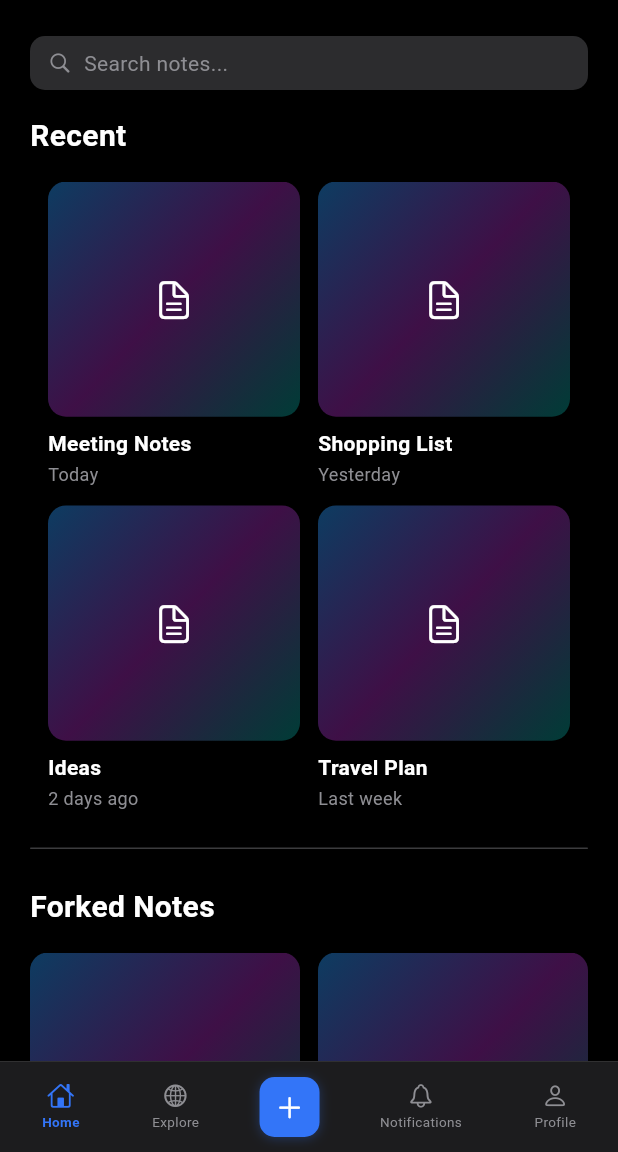
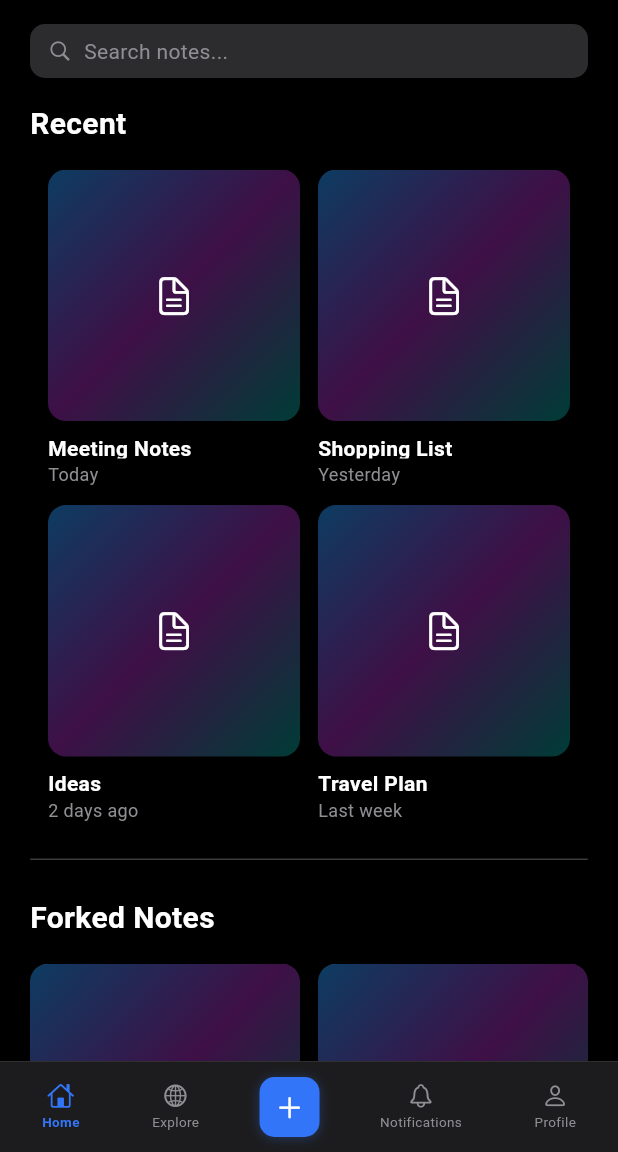
Before and after one commit to WaldronElijah/PicoNotes, a Flutter app: the screen it shows after launch, on a phone screen of 412 x 824 dp, the part 84-1236 px from its top. Run offline on Flutter 3.47's test engine with Material 3 defaults, Android fonts, the phone set to English and light mode, and no system bars; our stand-ins replace flutter_riverpod, font_awesome_flutter; Roboto replaces fonts that are missing (SF Pro Text).

Commit message:
feat: Add responsive design utilities and enhance home screen UI
- Add responsive utilities for consistent spacing and sizing
- Enhance home screen with improved carousels and navigation
- Update note editor modal components
- Secure planning docs in .gitignore

Working version on iPhone 15 Pro Max before auth implementation

```diff
--- /dev/null
+++ b/lib/core/utils/responsive_extensions.dart
@@ -0,0 +1,37 @@
+import 'package:flutter/material.dart';
+import 'responsive_utils.dart';
+
+extension ResponsiveContext on BuildContext {
+  double get screenWidth => ResponsiveUtils.screenWidth(this);
+  double get screenHeight => ResponsiveUtils.screenHeight(this);
+
+  bool get isSmallScreen => ResponsiveUtils.isSmallScreen(this);
+  bool get isMediumScreen => ResponsiveUtils.isMediumScreen(this);
+  bool get isLargeScreen => ResponsiveUtils.isLargeScreen(this);
+
+  double get horizontalPadding => ResponsiveUtils.horizontalPadding(this);
+  double get cardWidth => ResponsiveUtils.cardWidth(this);
+  double get cardHeight => ResponsiveUtils.cardHeight(this);
+  double get carouselHeight => ResponsiveUtils.carouselHeight(this);
+  double get singleRowHeight => ResponsiveUtils.singleRowHeight(this);
+  double get horizontalItemWidth => ResponsiveUtils.horizontalItemWidth(this);
+
+  double get headingFontSize => ResponsiveUtils.headingFontSize(this);
+  double get titleFontSize => ResponsiveUtils.titleFontSize(this);
+  double get cardTitleFontSize => ResponsiveUtils.cardTitleFontSize(this);
+  double get cardDateFontSize => ResponsiveUtils.cardDateFontSize(this);
+
+  double get verticalSpacing => ResponsiveUtils.verticalSpacing(this);
+  double get sectionSpacing => ResponsiveUtils.sectionSpacing(this);
+}
+
+extension ResponsiveWidget on Widget {
+  Widget responsivePadding(BuildContext context) {
+    return Padding(
+      padding: EdgeInsets.symmetric(
+        horizontal: ResponsiveUtils.horizontalPadding(context),
+      ),
+      child: this,
+    );
+  }
+}
--- /dev/null
+++ b/lib/core/utils/responsive_utils.dart
@@ -0,0 +1,108 @@
+import 'package:flutter/material.dart';
+
+class ResponsiveUtils {
+  static double screenWidth(BuildContext context) {
+    return MediaQuery.of(context).size.width;
+  }
+
+  static double screenHeight(BuildContext context) {
+    return MediaQuery.of(context).size.height;
+  }
+
+  static bool isSmallScreen(BuildContext context) {
+    return screenWidth(context) < 375;
+  }
+
+  static bool isMediumScreen(BuildContext context) {
+    return screenWidth(context) >= 375 && screenWidth(context) < 414;
+  }
+
+  static bool isLargeScreen(BuildContext context) {
+    return screenWidth(context) >= 414;
+  }
+
+  // Dynamic padding based on screen size
+  static double horizontalPadding(BuildContext context) {
+    final width = screenWidth(context);
+    if (width < 375) return 16; // iPhone SE, iPhone 12/13/14 mini
+    if (width < 414) return 20; // iPhone 12/13/14/15
+    return 24; // iPhone 12/13/14/15 Plus, Pro Max
+  }
+
+  // Dynamic card width for 2x2 grid
+  static double cardWidth(BuildContext context) {
+    final width = screenWidth(context);
+    final padding = horizontalPadding(context);
+    final availableWidth = width - (padding * 2) - 24; // 24 for spacing between cards
+    return (availableWidth - 12) / 2; // 12 for gap between cards
+  }
+
+  // Dynamic card height maintaining aspect ratio
+  static double cardHeight(BuildContext context) {
+    final cardWidth = ResponsiveUtils.cardWidth(context);
+    return cardWidth * 1.26; // Slightly increased aspect ratio to accommodate fixed text height
+  }
+
+  // Dynamic carousel height for 2x2 grid
+  static double carouselHeight(BuildContext context) {
+    final cardHeight = ResponsiveUtils.cardHeight(context);
+    return (cardHeight * 2) + 12; // Two cards + gap between them
+  }
+
+  // Dynamic single row height for 1x1 carousels
+  static double singleRowHeight(BuildContext context) {
+    return cardHeight(context);
+  }
+
+  // Dynamic width for horizontal scrolling items
+  static double horizontalItemWidth(BuildContext context) {
+    final width = screenWidth(context);
+    if (width < 375) return 160; // Smaller screens
+    if (width < 414) return 180; // Medium screens
+    return 200; // Larger screens
+  }
+
+  // Dynamic font sizes
+  static double headingFontSize(BuildContext context) {
+    final width = screenWidth(context);
+    if (width < 375) return 18;
+    if (width < 414) return 20;
+    return 22;
+  }
+
+  static double titleFontSize(BuildContext context) {
+    final width = screenWidth(context);
+    if (width < 375) return 26;
+    if (width < 414) return 28;
+    return 30;
+  }
+
+  static double cardTitleFontSize(BuildContext context) {
+    final width = screenWidth(context);
+    if (width < 375) return 12;
+    if (width < 414) return 14;
+    return 16;
+  }
+
+  static double cardDateFontSize(BuildContext context) {
+    final width = screenWidth(context);
+    if (width < 375) return 10;
+    if (width < 414) return 12;
+    return 12;
+  }
+
+  // Dynamic spacing
+  static double verticalSpacing(BuildContext context) {
+    final width = screenWidth(context);
+    if (width < 375) return 12;
+    if (width < 414) return 16;
+    return 20;
+  }
+
+  static double sectionSpacing(BuildContext context) {
+    final width = screenWidth(context);
+    if (width < 375) return 20;
+    if (width < 414) return 24;
+    return 28;
+  }
+}
--- a/lib/features/home/presentation/view/home_screen.dart
+++ b/lib/features/home/presentation/view/home_screen.dart
@@ -2,6 +2,7 @@ import 'package:flutter/material.dart';
 import 'package:flutter/cupertino.dart';
 import 'package:flutter_riverpod/flutter_riverpod.dart';
 import '../../../note_editor/presentation/view/note_editor_screen.dart';
+import '../../../../core/utils/responsive_utils.dart';
 
 class HomeScreen extends ConsumerStatefulWidget {
   const HomeScreen({super.key});
@@ -79,7 +80,10 @@ class _HomeScreenState extends ConsumerState<HomeScreen> {
 
   Widget _buildHeader() {
     return Container(
-      padding: const EdgeInsets.symmetric(horizontal: 20, vertical: 16),
+      padding: EdgeInsets.symmetric(
+        horizontal: ResponsiveUtils.horizontalPadding(context),
+        vertical: 16
+      ),
       child: Column(
         children: [
           // Brand icon and title
@@ -103,11 +107,11 @@ class _HomeScreenState extends ConsumerState<HomeScreen> {
                 ),
               ),
               const SizedBox(width: 12),
-              const Text(
+              Text(
                 'PicoNotes',
                 style: TextStyle(
                   color: Colors.white,
-                  fontSize: 28,
+                  fontSize: ResponsiveUtils.titleFontSize(context),
                   fontWeight: FontWeight.w900,
                   fontFamily: 'SF Pro Text',
                 ),
@@ -133,7 +137,7 @@ class _HomeScreenState extends ConsumerState<HomeScreen> {
             ],
           ),
 
-          const SizedBox(height: 24),
+          SizedBox(height: ResponsiveUtils.verticalSpacing(context)),
 
           // Search bar
           Container(
@@ -169,24 +173,26 @@ class _HomeScreenState extends ConsumerState<HomeScreen> {
 
   Widget _buildRecentNotesSection() {
     return Container(
-      padding: const EdgeInsets.symmetric(horizontal: 20),
+      padding: EdgeInsets.symmetric(
+        horizontal: ResponsiveUtils.horizontalPadding(context)
+      ),
       child: Column(
         crossAxisAlignment: CrossAxisAlignment.start,
         children: [
-          const Text(
+          Text(
             'Recent',
             style: TextStyle(
               color: Colors.white,
-              fontSize: 20,
+              fontSize: ResponsiveUtils.headingFontSize(context),
               fontWeight: FontWeight.w600,
               fontFamily: 'SF Pro Text',
             ),
           ),
-          const SizedBox(height: 16),
+          SizedBox(height: ResponsiveUtils.verticalSpacing(context)),
 
           // Recent notes 2x2 carousel
           SizedBox(
-            height: 420,
+            height: ResponsiveUtils.carouselHeight(context),
             child: PageView.builder(
               itemCount: 2, // 2 pages
               itemBuilder: (context, pageIndex) {
@@ -205,9 +211,9 @@ class _HomeScreenState extends ConsumerState<HomeScreen> {
       child: Column(
         crossAxisAlignment: CrossAxisAlignment.start,
         children: [
-          // Note preview image - fills the entire card
+          // Note preview image - takes most of the space
           Expanded(
-            flex: 4,
+            flex: 5,
             child: Container(
               width: double.infinity,
               decoration: BoxDecoration(
@@ -234,38 +240,42 @@ class _HomeScreenState extends ConsumerState<HomeScreen> {
 
           const SizedBox(height: 8),
 
-          // Title and date section - outside the image card
-          Expanded(
-            flex: 1,
+          // Title and date section - fixed height to prevent overflow
+          Container(
+            height: 36, // Fixed height for text section
             child: Column(
               crossAxisAlignment: CrossAxisAlignment.start,
               mainAxisSize: MainAxisSize.min,
               children: [
                 // Note title
-                Text(
+                Flexible(
+                  child: Text(
                     title,
-                  style: const TextStyle(
+                    style: TextStyle(
                       color: Colors.white,
-                    fontSize: 14,
+                      fontSize: ResponsiveUtils.cardTitleFontSize(context),
                       fontWeight: FontWeight.w600,
                       fontFamily: 'SF Pro Text',
                     ),
                     maxLines: 1,
                     overflow: TextOverflow.ellipsis,
                   ),
+                ),
 
                 const SizedBox(height: 2),
 
                 // Note date
-                Text(
+                Flexible(
+                  child: Text(
                     date,
-                  style: const TextStyle(
-                    color: Color(0xFF8E8E93),
-                    fontSize: 12,
+                    style: TextStyle(
+                      color: const Color(0xFF8E8E93),
+                      fontSize: ResponsiveUtils.cardDateFontSize(context),
                       fontFamily: 'SF Pro Text',
                     ),
                     maxLines: 1,
                     overflow: TextOverflow.ellipsis,
+                  ),
                 ),
               ],
             ),
@@ -280,22 +290,31 @@ class _HomeScreenState extends ConsumerState<HomeScreen> {
     final titles = ['Meeting Notes', 'Shopping List', 'Ideas', 'Travel Plan', 'Recipes', 'Journal', 'Project Notes', 'Todo List'];
     final dates = ['Today', 'Yesterday', '2 days ago', 'Last week', 'Last month', '2 weeks ago', '3 days ago', 'Today'];
 
+    final cardWidth = ResponsiveUtils.cardWidth(context);
+    final cardHeight = ResponsiveUtils.cardHeight(context);
+
     return Container(
       padding: const EdgeInsets.symmetric(horizontal: 12),
       child: Column(
         children: [
           // First row
-          Expanded(
+          SizedBox(
+            height: cardHeight,
             child: Row(
+              mainAxisAlignment: MainAxisAlignment.center,
               children: [
-                Expanded(
+                Container(
+                  width: cardWidth,
+                  height: cardHeight,
                   child: _buildFolderNoteCard(
                     startIndex < titles.length ? titles[startIndex] : 'Empty',
                     startIndex < dates.length ? dates[startIndex] : 'No date',
                   ),
                 ),
                 const SizedBox(width: 12),
-                Expanded(
+                Container(
+                  width: cardWidth,
+                  height: cardHeight,
                   child: _buildFolderNoteCard(
                     startIndex + 1 < titles.length ? titles[startIndex + 1] : 'Empty',
                     startIndex + 1 < dates.length ? dates[startIndex + 1] : 'No date',
@@ -306,17 +325,23 @@ class _HomeScreenState extends ConsumerState<HomeScreen> {
           ),
           const SizedBox(height: 12),
           // Second row
-          Expanded(
+          SizedBox(
+            height: cardHeight,
             child: Row(
+              mainAxisAlignment: MainAxisAlignment.center,
               children: [
-                Expanded(
+                Container(
+                  width: cardWidth,
+                  height: cardHeight,
                   child: _buildFolderNoteCard(
                     startIndex + 2 < titles.length ? titles[startIndex + 2] : 'Empty',
                     startIndex + 2 < dates.length ? dates[startIndex + 2] : 'No date',
                   ),
                 ),
                 const SizedBox(width: 12),
-                Expanded(
+                Container(
+                  width: cardWidth,
+                  height: cardHeight,
                   child: _buildFolderNoteCard(
                     startIndex + 3 < titles.length ? titles[startIndex + 3] : 'Empty',
                     startIndex + 3 < dates.length ? dates[startIndex + 3] : 'No date',
@@ -332,24 +357,26 @@ class _HomeScreenState extends ConsumerState<HomeScreen> {
 
   Widget _buildForkedNotesSection() {
     return Container(
-      padding: const EdgeInsets.symmetric(horizontal: 20),
+      padding: EdgeInsets.symmetric(
+        horizontal: ResponsiveUtils.horizontalPadding(context)
+      ),
       child: Column(
         crossAxisAlignment: CrossAxisAlignment.start,
         children: [
-          const Text(
+          Text(
             'Forked Notes',
             style: TextStyle(
               color: Colors.white,
-              fontSize: 20,
+              fontSize: ResponsiveUtils.headingFontSize(context),
               fontWeight: FontWeight.w600,
               fontFamily: 'SF Pro Text',
             ),
           ),
-          const SizedBox(height: 16),
+          SizedBox(height: ResponsiveUtils.verticalSpacing(context)),
 
           // Forked notes 1x1 carousel
           SizedBox(
-            height: 220,
+            height: ResponsiveUtils.singleRowHeight(context),
             child: ListView.builder(
               scrollDirection: Axis.horizontal,
               itemCount: 3,
@@ -357,7 +384,7 @@ class _HomeScreenState extends ConsumerState<HomeScreen> {
                 final titles = ['Design Ideas Fork', 'Meeting Notes V2', 'Shopping List Copy'];
                 final dates = ['3 days ago', '1 week ago', '2 weeks ago'];
                 return Container(
-                  width: 180,
+                  width: ResponsiveUtils.horizontalItemWidth(context),
                   margin: const EdgeInsets.only(right: 12),
                   child: _buildFolderNoteCard(titles[index], dates[index]),
                 );
@@ -371,24 +398,26 @@ class _HomeScreenState extends ConsumerState<HomeScreen> {
 
   Widget _buildSharedSection() {
     return Container(
-      padding: const EdgeInsets.symmetric(horizontal: 20),
+      padding: EdgeInsets.symmetric(
+        horizontal: ResponsiveUtils.horizontalPadding(context)
+      ),
       child: Column(
         crossAxisAlignment: CrossAxisAlignment.start,
         children: [
-          const Text(
+          Text(
             'Shared',
             style: TextStyle(
               color: Colors.white,
-              fontSize: 20,
+              fontSize: ResponsiveUtils.headingFontSize(context),
               fontWeight: FontWeight.w600,
               fontFamily: 'SF Pro Text',
             ),
           ),
-          const SizedBox(height: 16),
+          SizedBox(height: ResponsiveUtils.verticalSpacing(context)),
 
           // Shared notes 1x1 carousel
           SizedBox(
-            height: 220,
+            height: ResponsiveUtils.singleRowHeight(context),
             child: ListView.builder(
               scrollDirection: Axis.horizontal,
               itemCount: 3,
@@ -396,7 +425,7 @@ class _HomeScreenState extends ConsumerState<HomeScreen> {
                 final titles = ['Team Project', 'Shared Recipe', 'Collaboration Notes'];
                 final dates = ['Shared today', 'Shared yesterday', 'Shared 2 days ago'];
                 return Container(
-                  width: 180,
+                  width: ResponsiveUtils.horizontalItemWidth(context),
                   margin: const EdgeInsets.only(right: 12),
                   child: _buildFolderNoteCard(titles[index], dates[index]),
                 );
@@ -410,7 +439,10 @@ class _HomeScreenState extends ConsumerState<HomeScreen> {
 
   Widget _buildDivider() {
     return Container(
-      margin: const EdgeInsets.symmetric(horizontal: 20, vertical: 24),
+      margin: EdgeInsets.symmetric(
+        horizontal: ResponsiveUtils.horizontalPadding(context),
+        vertical: ResponsiveUtils.sectionSpacing(context)
+      ),
       height: 1,
       decoration: BoxDecoration(
         color: const Color(0xFF3C3C3E),
@@ -421,20 +453,22 @@ class _HomeScreenState extends ConsumerState<HomeScreen> {
 
   Widget _buildFoldersSection() {
     return Container(
-      padding: const EdgeInsets.symmetric(horizontal: 20),
+      padding: EdgeInsets.symmetric(
+        horizontal: ResponsiveUtils.horizontalPadding(context)
+      ),
       child: Column(
         crossAxisAlignment: CrossAxisAlignment.start,
         children: [
-          const Text(
+          Text(
             'Folders',
             style: TextStyle(
               color: Colors.white,
-              fontSize: 20,
+              fontSize: ResponsiveUtils.headingFontSize(context),
               fontWeight: FontWeight.w600,
               fontFamily: 'SF Pro Text',
             ),
           ),
-          const SizedBox(height: 16),
+          SizedBox(height: ResponsiveUtils.verticalSpacing(context)),
 
           // Folders list
           _buildFolderItem('All Notes', CupertinoIcons.doc_text, 24),
--- a/lib/features/note_editor/presentation/widgets/custom_modals.dart
+++ b/lib/features/note_editor/presentation/widgets/custom_modals.dart
@@ -1,7 +1,6 @@
 import 'package:flutter/material.dart';
 import 'package:flutter/cupertino.dart';
 import 'package:flutter/services.dart';
-import 'package:sf_symbols/sf_symbols.dart';
 import '../../../../shared/widgets/brand_icon.dart';
 
 // Connected button data class
@@ -483,25 +482,21 @@ class CustomModals {
                                 size: 20,
                               )), // Check List
                               const SizedBox(width: 12),
-                              _buildCarouselIcon(
-                                SfSymbol(
-                                  name: 'rectangle.2.swap',
+                              _buildCarouselIcon(const Icon(
+                                CupertinoIcons.rectangle_on_rectangle,
                                 color: Colors.white,
                                 size: 20,
-                                ),
-                              ), // Rectangle Swap
+                              )), // Rectangle Swap
                             ],
                           ),
                           const SizedBox(height: 12),
                           Row(
                             children: [
-                              _buildCarouselIcon(
-                                SfSymbol(
-                                  name: 'text.below.photo',
+                              _buildCarouselIcon(const Icon(
+                                CupertinoIcons.text_justify,
                                 color: Colors.white,
                                 size: 20,
-                                ),
-                              ), // Text Below Photo
+                              )), // Text Below Photo
                               const SizedBox(width: 12),
                               _buildCarouselIcon(const Icon(
                                 CupertinoIcons.photo_fill_on_rectangle_fill,
@@ -627,25 +622,21 @@ class CustomModals {
                                 size: 20,
                               )), // Check List
                               const SizedBox(width: 12),
-                              _buildStackIcon(
-                                SfSymbol(
-                                  name: 'rectangle.2.swap',
+                              _buildStackIcon(const Icon(
+                                CupertinoIcons.rectangle_on_rectangle,
                                 color: Colors.white,
                                 size: 20,
-                                ),
-                              ), // Rectangle Swap
+                              )), // Rectangle Swap
                             ],
                           ),
                           const SizedBox(height: 12),
                           Row(
                             children: [
-                              _buildStackIcon(
-                                SfSymbol(
-                                  name: 'text.below.photo',
+                              _buildStackIcon(const Icon(
+                                CupertinoIcons.text_justify,
                                 color: Colors.white,
                                 size: 20,
-                                ),
-                              ), // Text Below Photo
+                              )), // Text Below Photo
                               const SizedBox(width: 12),
                               _buildStackIcon(const Icon(
                                 CupertinoIcons.photo_fill_on_rectangle_fill,
```
Also changed, not shown: pubspec.yaml (+10 -1 lines), 1 other file. Lines whose indentation alone changed are shown as unchanged.
